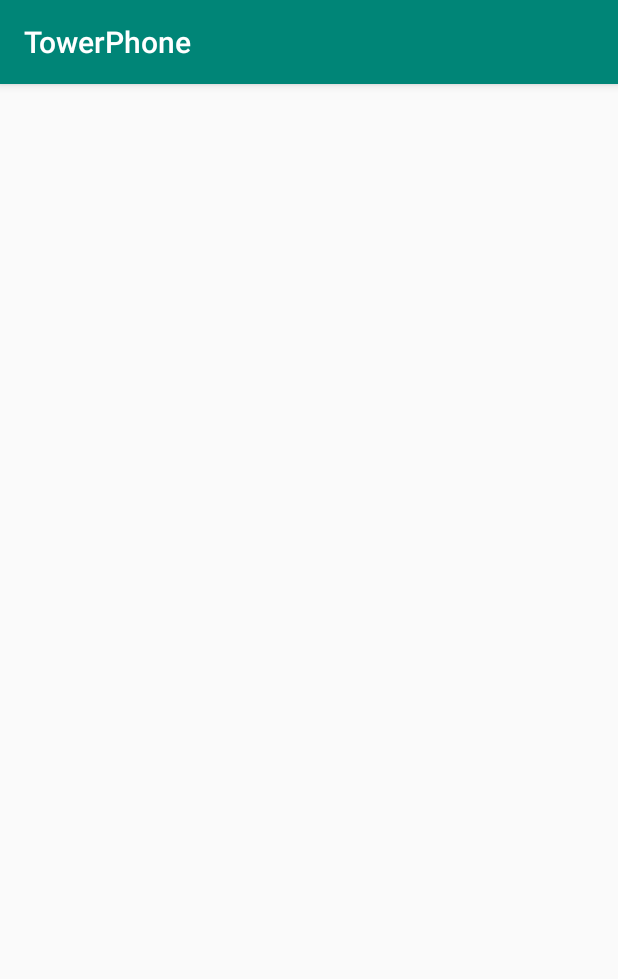
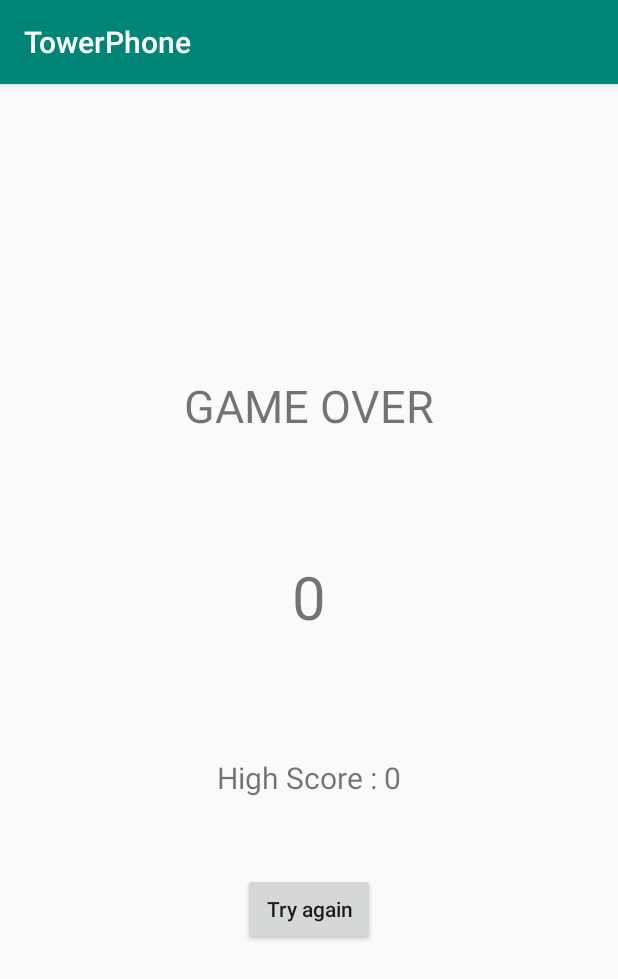
Before and after one commit to laetitiatureau/TowerPhone, an Android app: the HighScore screen opened directly, with no data from a screen before it, on a phone screen of 412 x 824 dp. Shown: the top 979 px of the screen. Run offline under Robolectric (Android 15) with nearby library versions, the phone set to English and light mode, and no system bars.

Commit message:
Ajout interface score

```diff
--- a/app/src/main/java/m2dl/towerphone/HighScore.java
+++ b/app/src/main/java/m2dl/towerphone/HighScore.java
@@ -1,7 +1,10 @@
 package m2dl.towerphone;
 
+import android.content.Context;
+import android.content.SharedPreferences;
 import android.support.v7.app.AppCompatActivity;
 import android.os.Bundle;
+import android.widget.TextView;
 
 public class HighScore extends AppCompatActivity {
 
@@ -9,5 +12,23 @@ public class HighScore extends AppCompatActivity {
     protected void onCreate(Bundle savedInstanceState) {
         super.onCreate(savedInstanceState);
         setContentView(R.layout.activity_high_score);
+
+        TextView scoreLabel = findViewById(R.id.scoreLabel);
+        TextView highScoreLabel = findViewById(R.id.highScoreLabel);
+
+        int score = getIntent().getIntExtra("SCORE", 0);
+        scoreLabel.setText(score+ "");
+
+        SharedPreferences sharedPreferences = getSharedPreferences("GAME_DATA", Context.MODE_PRIVATE);
+        int highScore = sharedPreferences.getInt("HIGH_SCORE", 0);
+
+        if(score > highScore){
+            highScoreLabel.setText("High Score : " + score);
+            SharedPreferences.Editor editor = sharedPreferences.edit();
+            editor.putInt("HIGH_SCORE", score);
+            editor.commit();
+        }else{
+            highScoreLabel.setText("High Score : " + highScore);
+        }
     }
 }
--- a/app/src/main/res/layout/activity_high_score.xml
+++ b/app/src/main/res/layout/activity_high_score.xml
@@ -1,9 +1,40 @@
 <?xml version="1.0" encoding="utf-8"?>
-<android.support.constraint.ConstraintLayout xmlns:android="http://schemas.android.com/apk/res/android"
-    xmlns:app="http://schemas.android.com/apk/res-auto"
+<LinearLayout xmlns:android="http://schemas.android.com/apk/res/android"
     xmlns:tools="http://schemas.android.com/tools"
     android:layout_width="match_parent"
     android:layout_height="match_parent"
-    tools:context=".HighScore">
+    tools:context=".HighScore"
+    android:orientation="vertical"
+    android:gravity="center">
 
-</android.support.constraint.ConstraintLayout>
+    <TextView
+        android:layout_width="wrap_content"
+        android:layout_height="wrap_content"
+        android:text="GAME OVER"
+        android:textSize="30sp"/>
+
+    <TextView
+        android:id="@+id/scoreLabel"
+        android:layout_width="wrap_content"
+        android:layout_height="wrap_content"
+        android:text="150"
+        android:textSize="40sp"
+        android:layout_marginTop="80dp"/>
+
+    <TextView
+        android:id="@+id/highScoreLabel"
+        android:layout_width="wrap_content"
+        android:layout_height="wrap_content"
+        android:text="High score : 300"
+        android:textSize="20sp"
+        android:layout_marginTop="80dp"/>
+
+    <Button
+        android:layout_width="wrap_content"
+        android:layout_height="wrap_content"
+        android:layout_marginTop="50dp"
+        android:text="Try again"
+        android:textAllCaps="false"
+        android:onClick="tryAgain"/>
+
+</LinearLayout>
```
